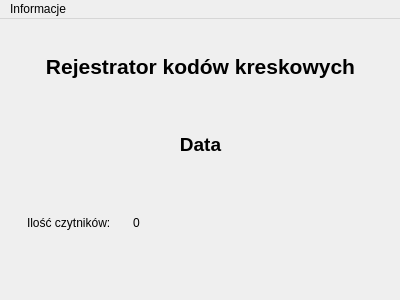
Above: mainwindow.ui from twardakm/SILBET_Kody_kreskowe before the change. Below: the same form after it.
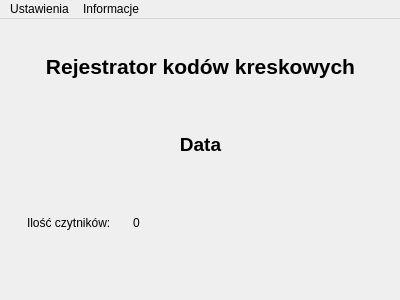
That is the form after the change.

The edit to the form file:
```diff
--- a/mainwindow.ui
+++ b/mainwindow.ui
@@ -139,6 +139,13 @@
     <addaction name="separator"/>
     <addaction name="actionAbout_Qt"/>
    </widget>
+   <widget class="QMenu" name="menuUstawienia">
+    <property name="title">
+     <string>Ustawienia</string>
+    </property>
+    <addaction name="actionFolder_zapisu"/>
+   </widget>
+   <addaction name="menuUstawienia"/>
    <addaction name="menuInformacje"/>
   </widget>
   <action name="actionO_autorze">
```
Left out of the diff: 5 changed lines with no effect on the pictures.
